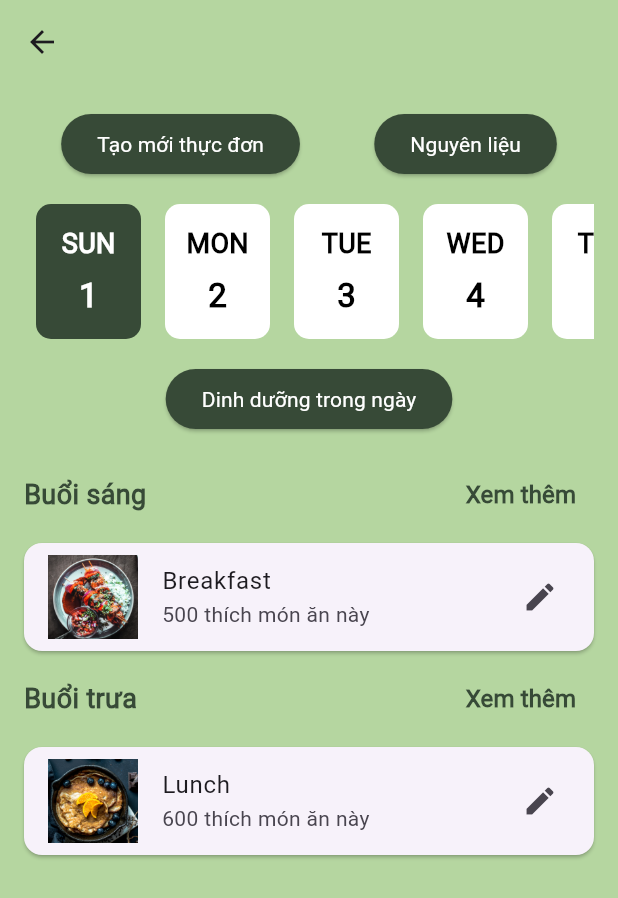
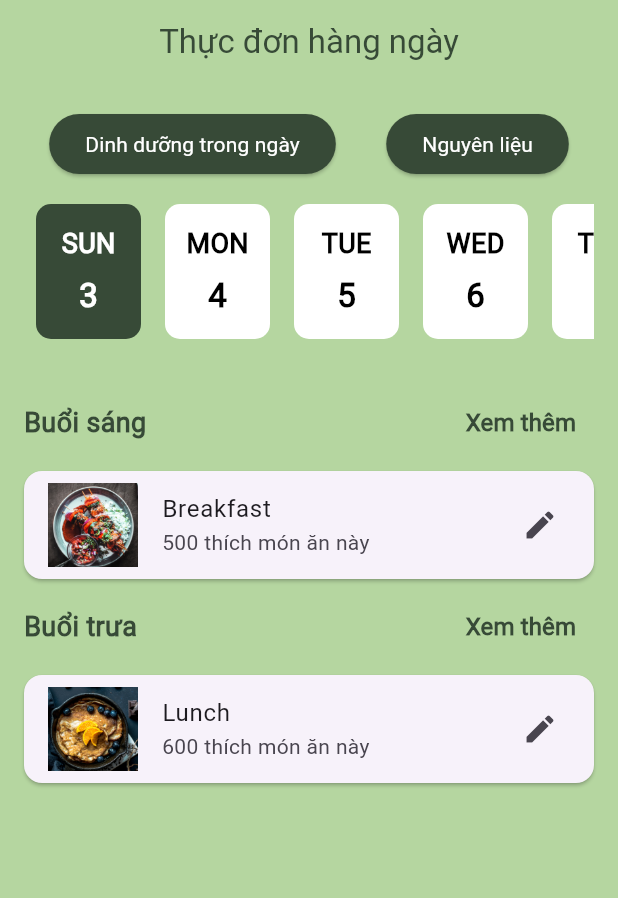
Before and after one commit to MeoKool/MealMentor, a Flutter app: the MealPlanScreen screen opened directly, on a phone screen of 412 x 824 dp. Shown: the top 898 px of the screen. Run offline on Flutter 3.47's test engine with Material 3 defaults, Android fonts, the phone set to English and light mode, and no system bars; our stand-ins replace device_preview, fluttertoast, shared_preferences; accounts and stored records are empty; network calls fail.

Commit message:
ingredentScreen

```diff
--- a/lib/screens/mealPlan_screen.dart
+++ b/lib/screens/mealPlan_screen.dart
@@ -1,5 +1,7 @@
 import 'package:flutter/material.dart';
+import 'package:mealmentor/screens/ingredientScreen.dart';
 import 'nutrition_screen.dart';
+import 'package:intl/intl.dart';
 
 class MealPlanScreen extends StatefulWidget {
   const MealPlanScreen({Key? key}) : super(key: key);
@@ -11,136 +13,46 @@ class MealPlanScreen extends StatefulWidget {
 class _MealPlanScreenState extends State<MealPlanScreen> {
   // The selected index of the day
   int selectedDayIndex = 0;
+  late List<Map<String, dynamic>> weekMealData;
+
+  @override
+  void initState() {
+    super.initState();
+    weekMealData = getCurrentWeekData(); // Initialize weekMealData in initState
+  }
 
   // Dummy data for each day of the week
-  final List<Map<String, dynamic>> weekMealData = [
-    {
-      'day': 'SUN',
-      'date': '1',
+  List<Map<String, dynamic>> getCurrentWeekData() {
+    List<Map<String, dynamic>> weekData = [];
+    DateTime now = DateTime.now();
+    DateTime startOfWeek = now.subtract(Duration(days: now.weekday % 7));
+
+    for (int i = 0; i < 7; i++) {
+      DateTime day = startOfWeek.add(Duration(days: i));
+      String dayName = DateFormat('EEE').format(day).toUpperCase();
+      String dayDate = day.day.toString();
+
+      weekData.add({
+        'day': dayName,
+        'date': dayDate,
         'meals': [
           {
             'timeOfDay': 'Buổi sáng',
             'title': 'Breakfast',
-          'likes': '500 thích món ăn này',
+            'likes': '${(500 - i * 50)} thích món ăn này',
             'image': 'assets/images/recipe1.png'
           },
           {
             'timeOfDay': 'Buổi trưa',
             'title': 'Lunch',
-          'likes': '600 thích món ăn này',
+            'likes': '${(600 + i * 100)} thích món ăn này',
             'image': 'assets/images/recipe2.png'
           },
         ],
-    },
-    {
-      'day': 'MON',
-      'date': '2',
-      'meals': [
-        {
-          'timeOfDay': 'Buổi sáng',
-          'title': 'Breakfast',
-          'likes': '400 thích món ăn này',
-          'image': 'assets/images/recipe1.png'
-        },
-        {
-          'timeOfDay': 'Buổi trưa',
-          'title': 'Lunch',
-          'likes': '700 thích món ăn này',
-          'image': 'assets/images/recipe2.png'
-        },
-      ],
-    },
-    {
-      'day': 'TUE',
-      'date': '3',
-      'meals': [
-        {
-          'timeOfDay': 'Buổi sáng',
-          'title': 'Breakfast',
-          'likes': '350 thích món ăn này',
-          'image': 'assets/images/recipe1.png'
-        },
-        {
-          'timeOfDay': 'Buổi trưa',
-          'title': 'Lunch',
-          'likes': '700 thích món ăn này',
-          'image': 'assets/images/recipe2.png'
-        },
-      ],
-    },
-    {
-      'day': 'WED',
-      'date': '4',
-      'meals': [
-        {
-          'timeOfDay': 'Buổi sáng',
-          'title': 'Breakfast',
-          'likes': '250 thích món ăn này',
-          'image': 'assets/images/recipe1.png'
-        },
-        {
-          'timeOfDay': 'Buổi trưa',
-          'title': 'Lunch',
-          'likes': '700 thích món ăn này',
-          'image': 'assets/images/recipe2.png'
-        },
-      ],
-    },
-    {
-      'day': 'THU',
-      'date': '5',
-      'meals': [
-        {
-          'timeOfDay': 'Buổi sáng',
-          'title': 'Breakfast',
-          'likes': '150 thích món ăn này',
-          'image': 'assets/images/recipe1.png'
-        },
-        {
-          'timeOfDay': 'Buổi trưa',
-          'title': 'Lunch',
-          'likes': '700 thích món ăn này',
-          'image': 'assets/images/recipe2.png'
-        },
-      ],
-    },
-    {
-      'day': 'FRI',
-      'date': '6',
-      'meals': [
-        {
-          'timeOfDay': 'Buổi sáng',
-          'title': 'Breakfast',
-          'likes': '100 thích món ăn này',
-          'image': 'assets/images/recipe1.png'
-        },
-        {
-          'timeOfDay': 'Buổi trưa',
-          'title': 'Lunch',
-          'likes': '900 thích món ăn này',
-          'image': 'assets/images/recipe2.png'
-        },
-      ],
-    },
-    {
-      'day': 'SUN',
-      'date': '7',
-      'meals': [
-        {
-          'timeOfDay': 'Buổi sáng',
-          'title': 'Breakfast',
-          'likes': '550 thích món ăn này',
-          'image': 'assets/images/recipe1.png'
-        },
-        {
-          'timeOfDay': 'Buổi trưa',
-          'title': 'Lunch',
-          'likes': '900 thích món ăn này',
-          'image': 'assets/images/recipe2.png'
-        },
-      ],
+      });
     }
-  ];
+    return weekData;
+  }
 
   @override
   Widget build(BuildContext context) {
@@ -148,7 +60,14 @@ class _MealPlanScreenState extends State<MealPlanScreen> {
       appBar: AppBar(
         backgroundColor: Color(0xFFB5D6A0), // light green
         elevation: 0,
-        title: SizedBox(),
+        title: Text(
+          'Thực đơn hàng ngày',
+          style: TextStyle(
+            color: Color(0xFF374A37),
+          ),
+        ),
+        centerTitle: true,
+        automaticallyImplyLeading: false,
       ),
       body: Container(
         color: Color(0xFFB5D6A0), // Background color
@@ -159,7 +78,13 @@ class _MealPlanScreenState extends State<MealPlanScreen> {
               mainAxisAlignment: MainAxisAlignment.spaceAround,
               children: [
                 ElevatedButton(
-                  onPressed: () {},
+                  onPressed: () {
+                    Navigator.push(
+                      context,
+                      MaterialPageRoute(
+                          builder: (context) => NutritionScreen()),
+                    );
+                  },
                   style: ElevatedButton.styleFrom(
                     backgroundColor: Color(0xFF374A37), // dark green
                     shape: RoundedRectangleBorder(
@@ -167,13 +92,19 @@ class _MealPlanScreenState extends State<MealPlanScreen> {
                     ),
                   ),
                   child: Text(
-                    'Tạo mới thực đơn',
+                    'Dinh dưỡng trong ngày',
                     style: TextStyle(
                         color: Colors.white), // Set text color to white
                   ),
                 ),
                 ElevatedButton(
-                  onPressed: () {},
+                  onPressed: () {
+                    Navigator.push(
+                      context,
+                      MaterialPageRoute(
+                          builder: (context) => IngredientScreen()),
+                    );
+                  },
                   style: ElevatedButton.styleFrom(
                     backgroundColor: Color(0xFF374A37), // dark green
                     shape: RoundedRectangleBorder(
@@ -213,23 +144,7 @@ class _MealPlanScreenState extends State<MealPlanScreen> {
               ),
             ),
             SizedBox(height: 16),
-            // Nutrition summary button
-            ElevatedButton(
-              onPressed: () {
-                Navigator.push(
-                  context,
-                  MaterialPageRoute(builder: (context) => NutritionScreen()),
-                );
-              },
-              style: ElevatedButton.styleFrom(
-                backgroundColor: Color(0xFF374A37), // dark green
-              ),
-              child: Text(
-                'Dinh dưỡng trong ngày',
-                style:
-                    TextStyle(color: Colors.white), // Set text color to white
-              ),
-            ),
+
             SizedBox(height: 16),
             // Meal cards
             Expanded(
@@ -244,7 +159,6 @@ class _MealPlanScreenState extends State<MealPlanScreen> {
                     meal['image'],
                   );
                 }).toList(),
-
               ),
             ),
           ],
```
Also changed, not shown: lib/screens/ingredientScreen.dart (added, +116 -0 lines), lib/screens/search_screen.dart (+2 -6 lines). Lines whose indentation alone changed are shown as unchanged.
